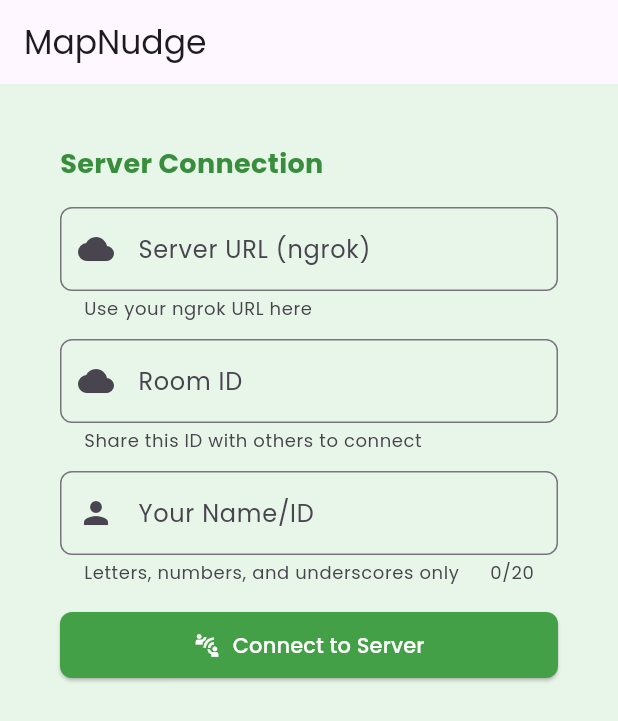
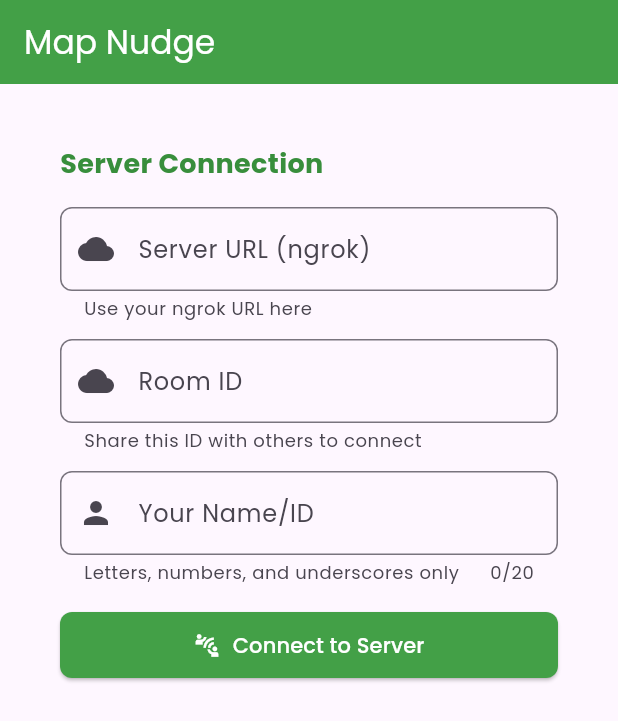
Before and after one commit to anjumArnab/MapNudge, a Flutter app: the screen it shows after launch, on a phone screen of 412 x 824 dp. Shown: the top 721 px of the screen. Run offline on Flutter 3.47's test engine with Material 3 defaults, Android fonts, the phone set to English and light mode, and no system bars; our stand-ins replace geolocator, google_fonts, google_maps_flutter, socket_io_client; missing offline and left inert: flutter_polyline_points.

```diff
--- a/lib/views/homepage.dart
+++ b/lib/views/homepage.dart
@@ -530,17 +530,10 @@ class _HomepageState extends State<Homepage> {
   @override
   Widget build(BuildContext context) {
     return Scaffold(
-      backgroundColor: Colors.green.shade50,
       appBar: AppBar(
-        title: Text('MapNudge'),
-        actions: [
-          if (_isConnected)
-            IconButton(
-              icon: Icon(Icons.info_outline),
-              onPressed: _showConnectionInfo,
-              tooltip: 'Connection Info',
-            ),
-        ],
+        backgroundColor: Colors.green.shade600,
+        foregroundColor: Colors.white,
+        title: Text('Map Nudge'),
       ),
       body: SafeArea(
         child: SingleChildScrollView(
@@ -584,26 +577,6 @@ class _HomepageState extends State<Homepage> {
                     );
                   },
                 ),
-
-                const SizedBox(height: 16),
-
-                // Quick actions row
-                Row(
-                  children: [
-                    Expanded(
-                      child: ElevatedButton.icon(
-                        onPressed: () => _locationService.requestAllLocations(),
-                        icon: Icon(Icons.refresh, size: 18),
-                        label: Text('Refresh Locations'),
-                        style: ElevatedButton.styleFrom(
-                          backgroundColor: Colors.orange.shade600,
-                          foregroundColor: Colors.white,
-                          padding: EdgeInsets.symmetric(vertical: 8),
-                        ),
-                      ),
-                    ),
-                  ],
-                ),
               ],
             ],
           ),
--- a/lib/views/map_view.dart
+++ b/lib/views/map_view.dart
@@ -874,6 +874,7 @@ class _MapViewState extends State<MapView> {
             FloatingActionButton(
               heroTag: "show_all_locations",
               mini: true,
+              shape: CircleBorder(),
               onPressed: _showAllLocations,
               backgroundColor: Colors.purple.shade600,
               tooltip: 'Show All Locations',
@@ -884,6 +885,7 @@ class _MapViewState extends State<MapView> {
           FloatingActionButton(
             heroTag: "refresh_data",
             mini: true,
+            shape: CircleBorder(),
             onPressed: _refreshData,
             backgroundColor: Colors.blue.shade600,
             tooltip: 'Refresh Data',
@@ -893,6 +895,7 @@ class _MapViewState extends State<MapView> {
           // Refresh current location button
           FloatingActionButton(
             heroTag: "refresh_current_location",
+            shape: CircleBorder(),
             onPressed: () async {
               await _getCurrentLocation();
               if (_userLocations.isNotEmpty) {
```
Also changed, not shown: lib/views/coordinate_view.dart (+109 -71 lines).
